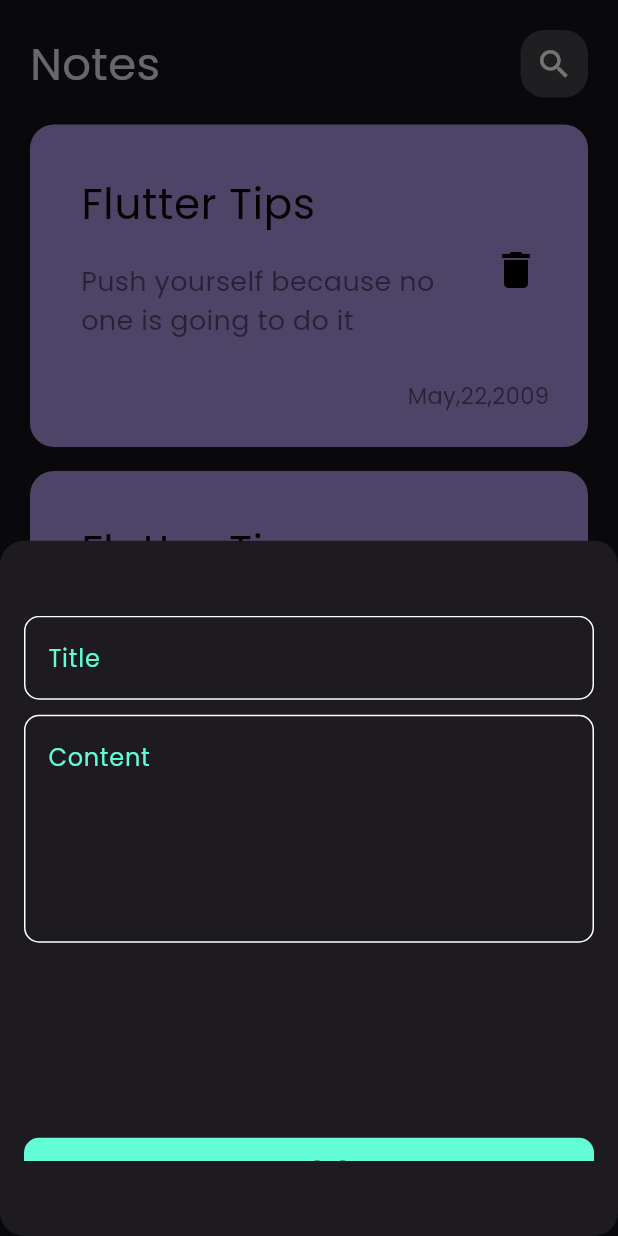
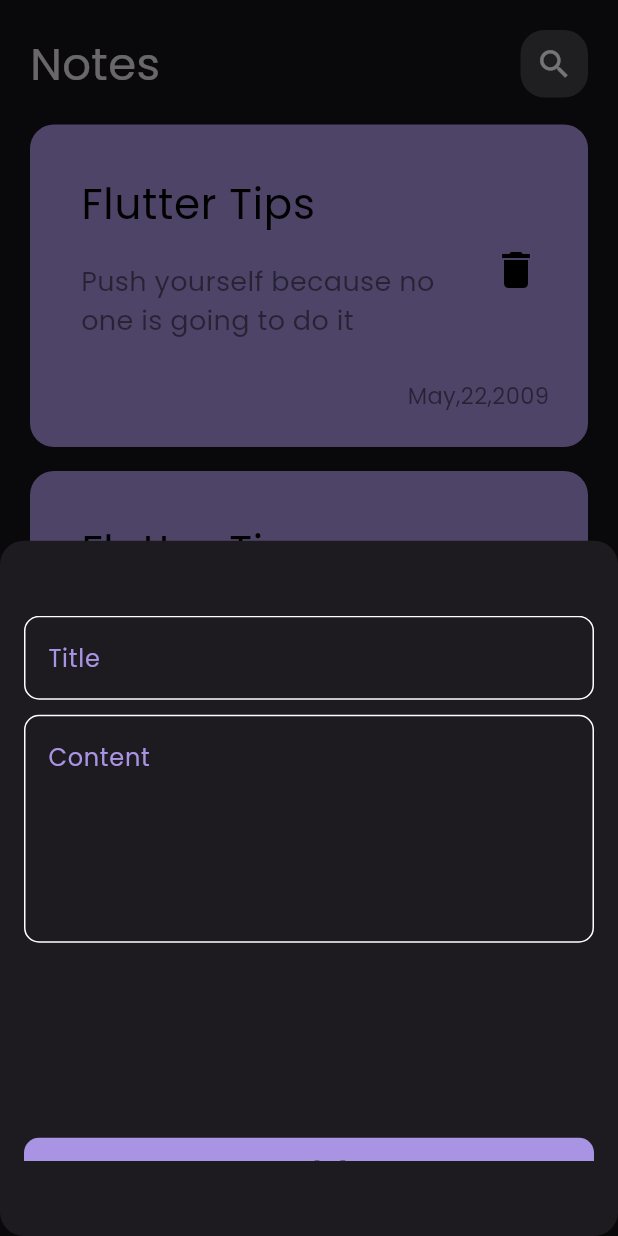
Before and after one commit to amera612/notes_app, a Flutter app: the screen it shows after launch, after a tap on the "add" icon, on a phone screen of 412 x 824 dp. Run offline on Flutter 3.47's test engine with Material 3 defaults, Android fonts, the phone set to English and light mode, and no system bars; our stand-ins replace hive, hive_flutter; accounts and stored records are empty.

```diff
--- a/lib/constants.dart
+++ b/lib/constants.dart
@@ -1,4 +1,5 @@
 import 'package:flutter/material.dart';
 
-const kPrimaryColor = Color(0xff62FCD7);
+const kPrimaryColor = Color.fromARGB(255, 169, 148, 227);
+// Color(0xff62FCD7);
 const kNotesBox = 'notes_box';
--- a/lib/widgets/add_note_bottom_sheet.dart
+++ b/lib/widgets/add_note_bottom_sheet.dart
@@ -10,24 +10,58 @@ class AddNoteBottomSheet extends StatelessWidget {
     return const Padding(
       padding: EdgeInsets.symmetric(vertical: 50, horizontal: 16),
       child: SingleChildScrollView(
+        child: AddNoteForm(),
+      ),
+    );
+  }
+}
+
+class AddNoteForm extends StatefulWidget {
+  const AddNoteForm({
+    super.key,
+  });
+
+  @override
+  State<AddNoteForm> createState() => _AddNoteFormState();
+}
+
+class _AddNoteFormState extends State<AddNoteForm> {
+  final GlobalKey<FormState> formKey = GlobalKey();
+  AutovalidateMode autovalidateMode = AutovalidateMode.disabled;
+  String? title, subTitle;
+  @override
+  Widget build(BuildContext context) {
+    return Form(
+      key: formKey,
+      autovalidateMode: autovalidateMode,
       child: Column(
         children: [
           CustomTextField(
             hint: 'Title',
+            onSaved: (value) {
+              title = value;
+            },
           ),
-            SizedBox(
-              height: 10,
-            ),
+          const SizedBox(height: 10),
           CustomTextField(
             hint: 'Content',
+            onSaved: (value) {
+              subTitle = value;
+            },
             maxLines: 5,
           ),
-            SizedBox(
-              height: 130,
-            ),
-            CustomButton(text: 'Add')
+          const SizedBox(height: 130),
+          CustomButton(
+            text: 'Add',
+            onTap: () {
+              if (formKey.currentState!.validate()) {
+                formKey.currentState!.save();
+              } else {
+                autovalidateMode = AutovalidateMode.always;
+              }
+            },
+          )
         ],
-        ),
       ),
     );
   }
--- a/lib/widgets/custom_buttom.dart
+++ b/lib/widgets/custom_buttom.dart
@@ -2,11 +2,14 @@ import 'package:flutter/material.dart';
 import 'package:note_app/constants.dart';
 
 class CustomButton extends StatelessWidget {
-  const CustomButton({super.key, required this.text});
+  const CustomButton({super.key, required this.text, this.onTap});
   final String text;
+  final void Function()? onTap;
   @override
   Widget build(BuildContext context) {
-    return Container(
+    return GestureDetector(
+      onTap: onTap,
+      child: Container(
         width: MediaQuery.of(context).size.width,
         height: 50,
         decoration: BoxDecoration(
@@ -23,6 +26,7 @@ class CustomButton extends StatelessWidget {
             ),
           ),
         ),
+      ),
     );
   }
 }
--- a/lib/widgets/custom_text_field.dart
+++ b/lib/widgets/custom_text_field.dart
@@ -2,12 +2,26 @@ import 'package:flutter/material.dart';
 import 'package:note_app/constants.dart';
 
 class CustomTextField extends StatelessWidget {
-  const CustomTextField({super.key, required this.hint, this.maxLines = 1});
+  const CustomTextField({
+    super.key,
+    required this.hint,
+    this.maxLines = 1,
+    this.onSaved,
+  });
   final String hint;
   final int maxLines;
+  final void Function(String?)? onSaved;
   @override
   Widget build(BuildContext context) {
-    return TextField(
+    return TextFormField(
+        onSaved: onSaved,
+        validator: (value) {
+          if (value?.isEmpty ?? true) {
+            return "this field is required";
+          } else {
+            return null;
+          }
+        },
         maxLines: maxLines,
         cursorColor: kPrimaryColor,
         decoration: InputDecoration(
```
Lines whose indentation alone changed are shown as unchanged.
